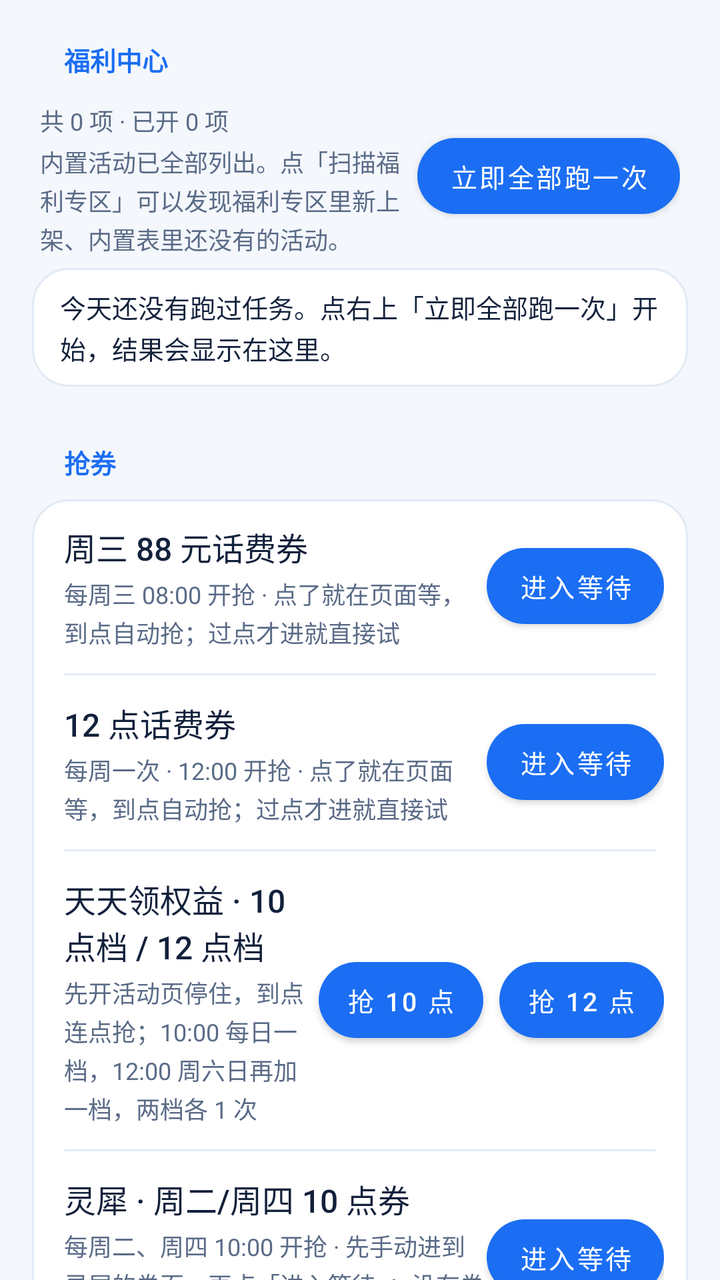
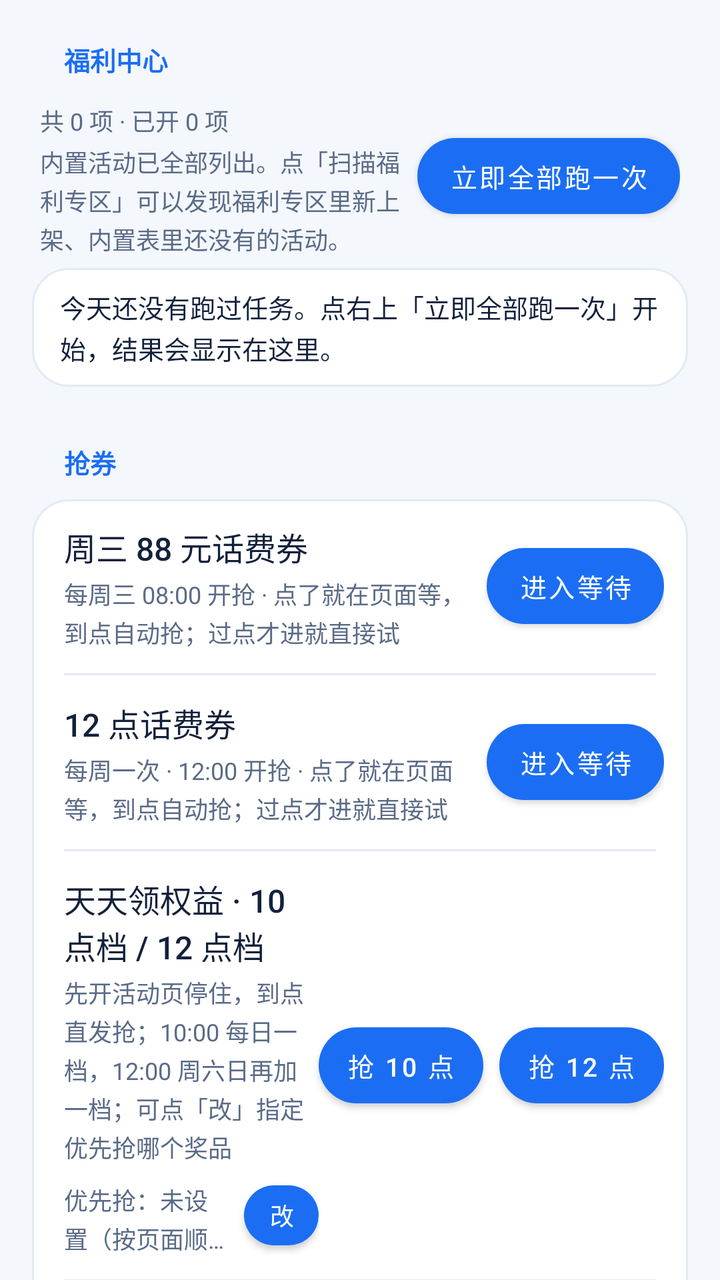

An Android layout rendered at two revisions. The XML below is the earlier revision; the diff shows what the commit changed to produce the second picture.
<!-- AndroidManifest.xml: application theme Theme.CmccHook -->
<!-- res/layout/page_welfare.xml -->
<?xml version="1.0" encoding="utf-8"?>
<ScrollView xmlns:android="http://schemas.android.com/apk/res/android"
    xmlns:app="http://schemas.android.com/apk/res-auto"
    android:layout_width="match_parent"
    android:layout_height="match_parent"
    android:clipToPadding="false"
    android:fillViewport="true"
    android:scrollbars="none">

    <LinearLayout
        android:layout_width="match_parent"
        android:layout_height="wrap_content"
        android:orientation="vertical"
        android:paddingStart="16dp"
        android:paddingEnd="16dp"
        android:paddingBottom="24dp">

        <TextView
            style="@style/SectionTitle"
            android:layout_width="wrap_content"
            android:layout_height="wrap_content"
            android:text="@string/welfare_title" />

        
        <LinearLayout
            android:layout_width="match_parent"
            android:layout_height="wrap_content"
            android:gravity="center_vertical"
            android:orientation="horizontal"
            android:paddingStart="4dp"
            android:paddingEnd="4dp"
            android:paddingBottom="6dp">

            <LinearLayout
                android:layout_width="0dp"
                android:layout_height="wrap_content"
                android:layout_weight="1"
                android:orientation="vertical">

                <TextView
                    android:id="@+id/welfareSummary"
                    style="@style/RowDesc"
                    android:layout_width="match_parent"
                    android:layout_height="wrap_content"
                    android:text="@string/welfare_summary_placeholder" />

                <TextView
                    android:id="@+id/welfareAt"
                    style="@style/RowDesc"
                    android:layout_width="match_parent"
                    android:layout_height="wrap_content"
                    android:text="@string/welfare_never" />
            </LinearLayout>

            
            <com.google.android.material.button.MaterialButton
                android:id="@+id/btnWelfareRunAll"
                android:layout_width="wrap_content"
                android:layout_height="38dp"
                android:insetTop="0dp"
                android:insetBottom="0dp"
                android:text="@string/btn_all"
                android:textAllCaps="false"
                android:textColor="@color/on_primary"
                android:textSize="13sp"
                app:backgroundTint="@color/primary"
                app:cornerRadius="999dp"
                app:elevation="0dp" />
        </LinearLayout>

        
        <LinearLayout
            android:id="@+id/welfareResult"
            android:layout_width="match_parent"
            android:layout_height="wrap_content"
            android:layout_marginBottom="8dp"
            android:background="@drawable/bg_card"
            android:clickable="true"
            android:focusable="true"
            android:orientation="vertical"
            android:paddingStart="14dp"
            android:paddingTop="10dp"
            android:paddingEnd="14dp"
            android:paddingBottom="10dp">

            <TextView
                android:id="@+id/welfareResultLine"
                android:layout_width="match_parent"
                android:layout_height="wrap_content"
                android:lineSpacingExtra="2dp"
                android:text="@string/welfare_result_empty"
                android:textColor="@color/text_primary"
                android:textSize="13sp" />

            <TextView
                android:id="@+id/welfareResultHint"
                android:layout_width="match_parent"
                android:layout_height="wrap_content"
                android:layout_marginTop="4dp"
                android:gravity="end"
                android:text="@string/welfare_result_hint"
                android:textColor="@color/primary"
                android:textSize="11sp"
                android:visibility="gone" />
        </LinearLayout>

        
        <TextView
            style="@style/SectionTitle"
            android:layout_width="wrap_content"
            android:layout_height="wrap_content"
            android:text="@string/grab_title" />

        <LinearLayout
            style="@style/CardBox"
            android:layout_width="match_parent"
            android:layout_height="wrap_content">

            <LinearLayout
                android:layout_width="match_parent"
                android:layout_height="wrap_content"
                android:gravity="center_vertical"
                android:orientation="horizontal"
                android:paddingStart="16dp"
                android:paddingTop="12dp"
                android:paddingEnd="12dp"
                android:paddingBottom="12dp">

                <LinearLayout
                    android:layout_width="0dp"
                    android:layout_height="wrap_content"
                    android:layout_weight="1"
                    android:orientation="vertical">

                    <TextView
                        style="@style/RowTitle"
                        android:layout_width="match_parent"
                        android:layout_height="wrap_content"
                        android:text="@string/grab_wed" />

                    <TextView
                        style="@style/RowDesc"
                        android:layout_width="match_parent"
                        android:layout_height="wrap_content"
                        android:text="@string/grab_wed_desc" />
                </LinearLayout>

                <com.google.android.material.button.MaterialButton
                    android:id="@+id/btnGrabWed"
                    android:layout_width="wrap_content"
                    android:layout_height="38dp"
                    android:insetTop="0dp"
                    android:insetBottom="0dp"
                    android:text="@string/grab_enter"
                    android:textAllCaps="false"
                    android:textColor="@color/on_primary"
                    android:textSize="13sp"
                    app:backgroundTint="@color/primary"
                    app:cornerRadius="999dp"
                    app:elevation="0dp" />
            </LinearLayout>

            <View
                android:layout_width="match_parent"
                android:layout_height="1dp"
                android:layout_marginStart="16dp"
                android:layout_marginEnd="16dp"
                android:background="@color/divider" />

            <LinearLayout
                android:layout_width="match_parent"
                android:layout_height="wrap_content"
                android:gravity="center_vertical"
                android:orientation="horizontal"
                android:paddingStart="16dp"
                android:paddingTop="12dp"
                android:paddingEnd="12dp"
                android:paddingBottom="12dp">

                <LinearLayout
                    android:layout_width="0dp"
                    android:layout_height="wrap_content"
                    android:layout_weight="1"
                    android:orientation="vertical">

                    <TextView
                        style="@style/RowTitle"
                        android:layout_width="match_parent"
                        android:layout_height="wrap_content"
                        android:text="@string/grab_noon" />

                    <TextView
                        style="@style/RowDesc"
                        android:layout_width="match_parent"
                        android:layout_height="wrap_content"
                        android:text="@string/grab_noon_desc" />
                </LinearLayout>

                <com.google.android.material.button.MaterialButton
                    android:id="@+id/btnGrabNoon"
                    android:layout_width="wrap_content"
                    android:layout_height="38dp"
                    android:insetTop="0dp"
                    android:insetBottom="0dp"
                    android:text="@string/grab_enter"
                    android:textAllCaps="false"
                    android:textColor="@color/on_primary"
                    android:textSize="13sp"
                    app:backgroundTint="@color/primary"
                    app:cornerRadius="999dp"
                    app:elevation="0dp" />
            </LinearLayout>

            <View
                android:layout_width="match_parent"
                android:layout_height="1dp"
                android:layout_marginStart="16dp"
                android:layout_marginEnd="16dp"
                android:background="@color/divider" />

            <LinearLayout
                android:layout_width="match_parent"
                android:layout_height="wrap_content"
                android:gravity="center_vertical"
                android:orientation="horizontal"
                android:paddingStart="16dp"
                android:paddingTop="12dp"
                android:paddingEnd="12dp"
                android:paddingBottom="12dp">

                <LinearLayout
                    android:layout_width="0dp"
                    android:layout_height="wrap_content"
                    android:layout_weight="1"
                    android:orientation="vertical">

                    <TextView
                        style="@style/RowTitle"
                        android:layout_width="match_parent"
                        android:layout_height="wrap_content"
                        android:text="@string/grab_perks" />

                    <TextView
                        style="@style/RowDesc"
                        android:layout_width="match_parent"
                        android:layout_height="wrap_content"
                        android:text="@string/grab_perks_desc" />
                </LinearLayout>

                <com.google.android.material.button.MaterialButton
                    android:id="@+id/btnGrabPerks10"
                    android:layout_width="wrap_content"
                    android:layout_height="38dp"
                    android:insetTop="0dp"
                    android:insetBottom="0dp"
                    android:minWidth="0dp"
                    android:paddingStart="14dp"
                    android:paddingEnd="14dp"
                    android:text="@string/grab_perks10"
                    android:textAllCaps="false"
                    android:textColor="@color/on_primary"
                    android:textSize="13sp"
                    app:backgroundTint="@color/primary"
                    app:cornerRadius="999dp"
                    app:elevation="0dp" />

                <com.google.android.material.button.MaterialButton
                    android:id="@+id/btnGrabPerks12"
                    android:layout_width="wrap_content"
                    android:layout_height="38dp"
                    android:layout_marginStart="8dp"
                    android:insetTop="0dp"
                    android:insetBottom="0dp"
                    android:minWidth="0dp"
                    android:paddingStart="14dp"
                    android:paddingEnd="14dp"
                    android:text="@string/grab_perks12"
                    android:textAllCaps="false"
                    android:textColor="@color/on_primary"
                    android:textSize="13sp"
                    app:backgroundTint="@color/primary"
                    app:cornerRadius="999dp"
                    app:elevation="0dp" />
            </LinearLayout>

            <View
                android:layout_width="match_parent"
                android:layout_height="1dp"
                android:layout_marginStart="16dp"
                android:layout_marginEnd="16dp"
                android:background="@color/divider" />

            <LinearLayout
                android:layout_width="match_parent"
                android:layout_height="wrap_content"
                android:gravity="center_vertical"
                android:orientation="horizontal"
                android:paddingStart="16dp"
                android:paddingTop="12dp"
                android:paddingEnd="12dp"
                android:paddingBottom="12dp">

                <LinearLayout
                    android:layout_width="0dp"
                    android:layout_height="wrap_content"
                    android:layout_weight="1"
                    android:orientation="vertical">

                    <TextView
                        style="@style/RowTitle"
                        android:layout_width="match_parent"
                        android:layout_height="wrap_content"
                        android:text="@string/grab_lingxi" />

                    <TextView
                        style="@style/RowDesc"
                        android:layout_width="match_parent"
                        android:layout_height="wrap_content"
                        android:text="@string/grab_lingxi_desc" />
                </LinearLayout>

                <com.google.android.material.button.MaterialButton
                    android:id="@+id/btnGrabLingxi"
                    android:layout_width="wrap_content"
                    android:layout_height="38dp"
                    android:insetTop="0dp"
                    android:insetBottom="0dp"
                    android:text="@string/grab_enter"
                    android:textAllCaps="false"
                    android:textColor="@color/on_primary"
                    android:textSize="13sp"
                    app:backgroundTint="@color/primary"
                    app:cornerRadius="999dp"
                    app:elevation="0dp" />
            </LinearLayout>

            <TextView
                android:id="@+id/grabStatus"
                style="@style/RowDesc"
                android:layout_width="match_parent"
                android:layout_height="wrap_content"
                android:paddingStart="16dp"
                android:paddingEnd="16dp"
                android:paddingBottom="6dp"
                android:text="@string/grab_idle" />

            <LinearLayout
                android:layout_width="match_parent"
                android:layout_height="wrap_content"
                android:gravity="center_vertical"
                android:orientation="horizontal"
                android:paddingStart="16dp"
                android:paddingEnd="12dp"
                android:paddingBottom="12dp">

                <TextView
                    android:id="@+id/lingxiCmdState"
                    style="@style/RowDesc"
                    android:layout_width="0dp"
                    android:layout_height="wrap_content"
                    android:layout_weight="1"
                    android:text="@string/lingxi_cmd_none" />

                <com.google.android.material.button.MaterialButton
                    android:id="@+id/btnLingxiSend"
                    android:layout_width="wrap_content"
                    android:layout_height="34dp"
                    android:layout_marginStart="8dp"
                    android:insetTop="0dp"
                    android:insetBottom="0dp"
                    android:text="@string/lingxi_send"
                    android:textAllCaps="false"
                    android:textColor="@color/on_primary"
                    android:textSize="12sp"
                    app:backgroundTint="@color/primary"
                    app:cornerRadius="999dp"
                    app:elevation="0dp" />
            </LinearLayout>
        </LinearLayout>

        <LinearLayout
            android:id="@+id/welfareList"
            android:layout_width="match_parent"
            android:layout_height="wrap_content"
            android:orientation="vertical" />

        <TextView
            style="@style/SectionTitle"
            android:layout_width="wrap_content"
            android:layout_height="wrap_content"
            android:layout_marginTop="8dp"
            android:text="@string/probe_title" />

        <LinearLayout
            style="@style/CardBox"
            android:layout_width="match_parent"
            android:layout_height="wrap_content"
            android:orientation="vertical">

            <TextView
                style="@style/RowDesc"
                android:layout_width="match_parent"
                android:layout_height="wrap_content"
                android:paddingStart="16dp"
                android:paddingTop="12dp"
                android:paddingEnd="16dp"
                android:paddingBottom="4dp"
                android:text="@string/probe_hint" />

            <TextView
                android:id="@+id/probeSummary"
                style="@style/RowDesc"
                android:layout_width="match_parent"
                android:layout_height="wrap_content"
                android:paddingStart="16dp"
                android:paddingTop="4dp"
                android:paddingEnd="16dp"
                android:paddingBottom="8dp"
                android:text="@string/probe_no_report" />

            <LinearLayout
                android:layout_width="match_parent"
                android:layout_height="wrap_content"
                android:gravity="end"
                android:orientation="horizontal"
                android:paddingStart="16dp"
                android:paddingEnd="16dp"
                android:paddingBottom="12dp">

                <com.google.android.material.button.MaterialButton
                    android:id="@+id/btnProbeExport"
                    style="@style/Widget.Material3.Button.TextButton"
                    android:layout_width="wrap_content"
                    android:layout_height="40dp"
                    android:insetTop="0dp"
                    android:insetBottom="0dp"
                    android:text="@string/probe_export"
                    android:textAllCaps="false"
                    android:textSize="13sp" />

                <com.google.android.material.button.MaterialButton
                    android:id="@+id/btnProbeStart"
                    android:layout_width="wrap_content"
                    android:layout_height="40dp"
                    android:layout_marginStart="8dp"
                    android:insetTop="0dp"
                    android:insetBottom="0dp"
                    android:text="@string/probe_start"
                    android:textAllCaps="false"
                    android:textColor="@color/on_primary"
                    android:textSize="13sp"
                    app:backgroundTint="@color/primary"
                    app:cornerRadius="999dp"
                    app:elevation="0dp" />
            </LinearLayout>
        </LinearLayout>
    </LinearLayout>
</ScrollView>
<!-- resources referenced by this layout -->
<resources>
  <color name="divider">#E2EAF5</color>
  <color name="on_primary">#FFFFFF</color>
  <color name="primary">#1B6EF3</color>
  <color name="text_primary">#12213B</color>
  <!-- drawable bg_card (drawable) -->
  <?xml version="1.0" encoding="utf-8"?>
  <shape xmlns:android="http://schemas.android.com/apk/res/android"
      android:shape="rectangle">
      <solid android:color="@color/container_low" />
      <stroke android:width="1dp" android:color="@color/divider" />
      <corners android:radius="18dp" />
  </shape>
  <string name="btn_all">立即全部跑一次</string>
  <string name="grab_enter">进入等待</string>
  <string name="grab_idle">还没开始。提前进去会在页面上等，到点自动抢；已经过点就直接试着抢。</string>
  <string name="grab_lingxi">灵犀 · 周二/周四 10 点券</string>
  <string name="grab_lingxi_desc">每周二、周四 10:00 开抢 · 先手动进到灵犀的券页，再点「进入等待」；没有券入口的号用下面的口令兜底</string>
  <string name="grab_noon">12 点话费券</string>
  <string name="grab_noon_desc">每周一次 · 12:00 开抢 · 点了就在页面等，到点自动抢；过点才进就直接试</string>
  <string name="grab_perks">天天领权益 · 10 点档 / 12 点档</string>
  <string name="grab_perks10">抢 10 点</string>
  <string name="grab_perks12">抢 12 点</string>
  <string name="grab_perks_desc">先开活动页停住，到点连点抢；10:00 每日一档，12:00 周六日再加一档，两档各 1 次</string>
  <string name="grab_title">抢券</string>
  <string name="grab_wed">周三 88 元话费券</string>
  <string name="grab_wed_desc">每周三 08:00 开抢 · 点了就在页面等，到点自动抢；过点才进就直接试</string>
  <string name="lingxi_cmd_none">口令: 未捕获 · 在带按钮的号上点一次，模块会自动记下</string>
  <string name="lingxi_send">发口令</string>
  <string name="probe_export">导出原始数据</string>
  <string name="probe_hint">这里扫的是福利专区首页，只管发现「内置表里还没有的新活动」，约 10～15 秒，全程不点活动、不跳转。想给某个活动写执行逻辑，去上面点那一行 →「采集这个活动」，采的是那一个页面内部的控件和接口。</string>
  <string name="probe_no_report">还没扫描过。点「扫描福利专区」可以查有没有新上架的活动。</string>
  <string name="probe_start">扫描福利专区</string>
  <string name="probe_title">扫描福利专区（找新活动）</string>
  <string name="welfare_never">内置活动已全部列出。点「扫描福利专区」可以发现福利专区里新上架、内置表里还没有的活动。</string>
  <string name="welfare_result_empty">今天还没有跑过任务。点右上「立即全部跑一次」开始，结果会显示在这里。</string>
  <string name="welfare_result_hint">点此查看任务明细 ›</string>
  <string name="welfare_summary_placeholder">共 0 项 · 已开 0 项</string>
  <string name="welfare_title">福利中心</string>
  <style name="CardBox">
          <item name="android:background">@drawable/bg_card</item>
          <item name="android:orientation">vertical</item>
      </style>
  <style name="RowDesc">
          <item name="android:textSize">12sp</item>
          <item name="android:textColor">@color/text_secondary</item>
          <item name="android:lineSpacingExtra">2dp</item>
          <item name="android:paddingTop">3dp</item>
      </style>
  <style name="RowTitle">
          <item name="android:textSize">16sp</item>
          <item name="android:fontFamily">sans-serif-medium</item>
          <item name="android:textColor">@color/text_primary</item>
      </style>
  <style name="SectionTitle">
          <item name="android:textSize">13sp</item>
          <item name="android:fontFamily">sans-serif-medium</item>
          <item name="android:textStyle">bold</item>
          <item name="android:textColor">@color/primary</item>
          <item name="android:paddingStart">16dp</item>
          <item name="android:paddingEnd">16dp</item>
          <item name="android:paddingTop">20dp</item>
          <item name="android:paddingBottom">9dp</item>
      </style>
  <color name="container_low">#FFFFFF</color>
  <color name="text_secondary">#5A6B87</color>
  <color name="primary_dark">#0B4FC4</color>
  <color name="surface">#FFFFFF</color>
  <color name="background">#F4F7FC</color>
  <color name="brand_start">#1B6EF3</color>
  <!-- unchanged entries left out for length: 1 -->
</resources>

<!-- the commit's change to res/layout/page_welfare.xml (unified diff, before → after) -->
@@ -245,6 +245,43 @@
                         android:layout_width="match_parent"
                         android:layout_height="wrap_content"
                         android:text="@string/grab_perks_desc" />
+
+                    
+                    <LinearLayout
+                        android:layout_width="match_parent"
+                        android:layout_height="wrap_content"
+                        android:layout_marginTop="6dp"
+                        android:gravity="center_vertical"
+                        android:orientation="horizontal">
+
+                        <TextView
+                            android:id="@+id/tvPerksPick"
+                            style="@style/RowDesc"
+                            android:layout_width="0dp"
+                            android:layout_height="wrap_content"
+                            android:layout_weight="1"
+                            android:ellipsize="end"
+                            android:maxLines="2"
+                            android:text="@string/perks_pick_none" />
+
+                        <com.google.android.material.button.MaterialButton
+                            android:id="@+id/btnPerksPick"
+                            android:layout_width="wrap_content"
+                            android:layout_height="30dp"
+                            android:layout_marginStart="8dp"
+                            android:insetTop="0dp"
+                            android:insetBottom="0dp"
+                            android:minWidth="0dp"
+                            android:paddingStart="12dp"
+                            android:paddingEnd="12dp"
+                            android:text="@string/perks_pick_edit"
+                            android:textAllCaps="false"
+                            android:textColor="@color/on_primary"
+                            android:textSize="12sp"
+                            app:backgroundTint="@color/primary"
+                            app:cornerRadius="999dp"
+                            app:elevation="0dp" />
+                    </LinearLayout>
                 </LinearLayout>
 
                 <com.google.android.material.button.MaterialButton
<!-- resource entries referenced after the edit -->
@@ -22,12 +22,14 @@
   <string name="grab_perks">天天领权益 · 10 点档 / 12 点档</string>
   <string name="grab_perks10">抢 10 点</string>
   <string name="grab_perks12">抢 12 点</string>
-  <string name="grab_perks_desc">先开活动页停住，到点连点抢；10:00 每日一档，12:00 周六日再加一档，两档各 1 次</string>
+  <string name="grab_perks_desc">先开活动页停住，到点直发抢；10:00 每日一档，12:00 周六日再加一档；可点「改」指定优先抢哪个奖品</string>
   <string name="grab_title">抢券</string>
   <string name="grab_wed">周三 88 元话费券</string>
   <string name="grab_wed_desc">每周三 08:00 开抢 · 点了就在页面等，到点自动抢；过点才进就直接试</string>
   <string name="lingxi_cmd_none">口令: 未捕获 · 在带按钮的号上点一次，模块会自动记下</string>
   <string name="lingxi_send">发口令</string>
+  <string name="perks_pick_edit">改</string>
+  <string name="perks_pick_none">优先抢：未设置（按页面顺序）</string>
   <string name="probe_export">导出原始数据</string>
   <string name="probe_hint">这里扫的是福利专区首页，只管发现「内置表里还没有的新活动」，约 10～15 秒，全程不点活动、不跳转。想给某个活动写执行逻辑，去上面点那一行 →「采集这个活动」，采的是那一个页面内部的控件和接口。</string>
   <string name="probe_no_report">还没扫描过。点「扫描福利专区」可以查有没有新上架的活动。</string>
